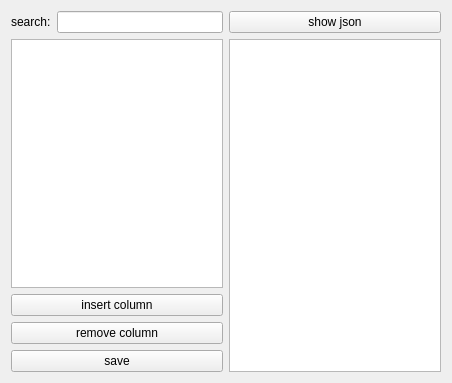
Before: the Qt Designer form TreeEdit/TreeEdit.ui in Ulle84/UllesSourceCode, drawn with Qt 5.
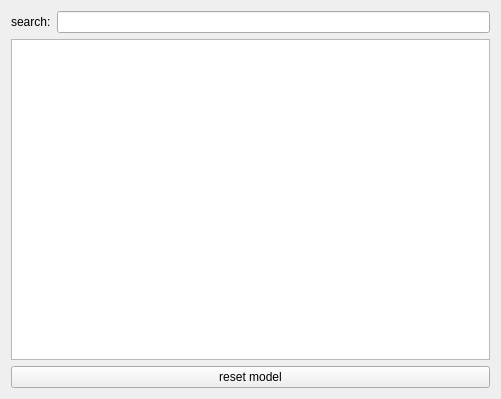
After: the same form once the commit is applied.

Patch:
```diff
--- a/TreeEdit/TreeEdit.ui
+++ b/TreeEdit/TreeEdit.ui
@@ -6,16 +6,14 @@
    <rect>
     <x>0</x>
     <y>0</y>
-    <width>452</width>
-    <height>383</height>
+    <width>501</width>
+    <height>399</height>
    </rect>
   </property>
   <property name="windowTitle">
    <string>Form</string>
   </property>
-  <layout class="QHBoxLayout" name="horizontalLayout_2">
-   <item>
-    <layout class="QVBoxLayout" name="verticalLayout_2">
+  <layout class="QVBoxLayout" name="verticalLayout">
      <item>
       <layout class="QHBoxLayout" name="horizontalLayout">
        <item>
@@ -38,41 +36,11 @@
       </widget>
      </item>
      <item>
-      <widget class="QPushButton" name="pushButton_3">
-       <property name="text">
-        <string>insert column</string>
-       </property>
-      </widget>
-     </item>
-     <item>
-      <widget class="QPushButton" name="pushButton_4">
-       <property name="text">
-        <string>remove column</string>
-       </property>
-      </widget>
-     </item>
-     <item>
-      <widget class="QPushButton" name="pushButton_2">
-       <property name="text">
-        <string>save</string>
-       </property>
-      </widget>
-     </item>
-    </layout>
-   </item>
-   <item>
-    <layout class="QVBoxLayout" name="verticalLayout">
-     <item>
       <widget class="QPushButton" name="pushButton">
        <property name="text">
-        <string>show json</string>
-       </property>
-      </widget>
-     </item>
-     <item>
-      <widget class="QPlainTextEdit" name="plainTextEdit"/>
-     </item>
-    </layout>
+      <string>reset model</string>
+     </property>
+    </widget>
    </item>
   </layout>
  </widget>
```
Lines whose indentation alone changed are shown as unchanged.
